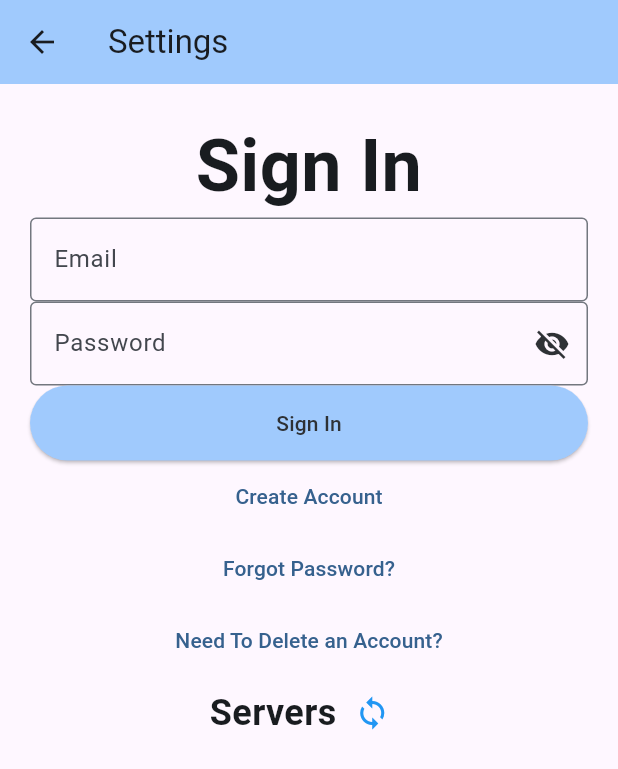
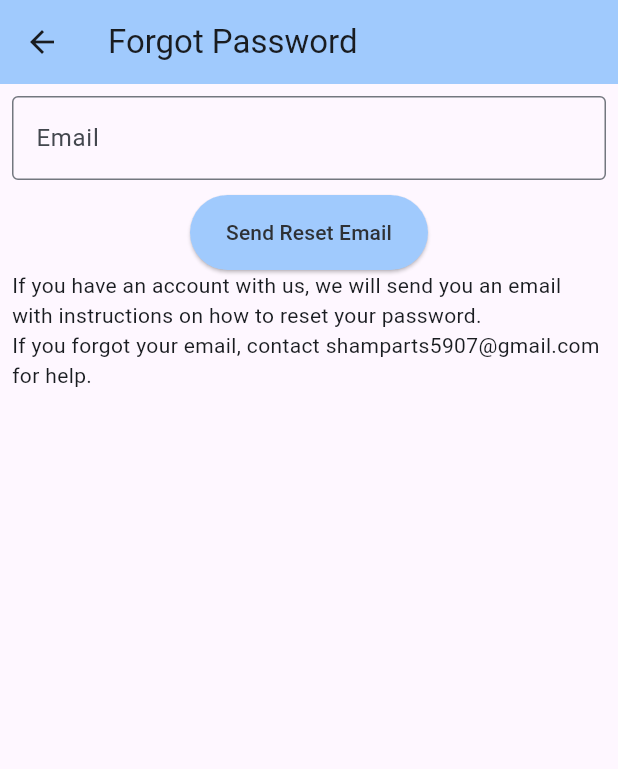
Before and after one commit to CCShambots/sham_parts, a Flutter app: the screen it shows after launch, after a tap on "Forgot Password?", on a phone screen of 412 x 824 dp. Shown: the top 769 px of the screen. Run offline on Flutter 3.47's test engine with Material 3 defaults, Android fonts, the light colour scheme and no system bars; our stand-ins replace cached_network_image, curved_labeled_navigation_bar, file_picker, fl_chart, getwidget, package_info_plus and 2 more; missing offline and left inert: pasteboard, wolt_modal_sheet; network calls fail.

Commit message:
implement reset password

```diff
--- /dev/null
+++ b/lib/account-pages/forgotPasswordPage.dart
@@ -0,0 +1,86 @@
+import 'dart:convert';
+
+import 'package:flutter/material.dart';
+import 'package:http/http.dart';
+import 'package:sham_parts/api-util/apiSession.dart';
+import 'package:sham_parts/constants.dart';
+
+class ForgotPasswordpage extends StatefulWidget {
+  const ForgotPasswordpage({super.key});
+
+  @override
+  State<ForgotPasswordpage> createState() => _ForgotPasswordpageState();
+}
+
+class _ForgotPasswordpageState extends State<ForgotPasswordpage> {
+  TextEditingController emailController = TextEditingController();
+
+  @override
+  Widget build(BuildContext context) {
+    return Scaffold(
+      appBar: AppBar(
+        title: const Text("Forgot Password"),
+        backgroundColor: Theme.of(context).colorScheme.inversePrimary,
+      ),
+      body: SizedBox(
+        width: double.infinity,
+        child: Padding(
+          padding: const EdgeInsets.all(8.0),
+          child: Column(
+            children: [
+              SizedBox(
+                width: 400,
+                child: TextField(
+                  controller: emailController,
+                  decoration: const InputDecoration(
+                    labelText: "Email",
+                    hintText: "Enter your email",
+                    border: OutlineInputBorder(),
+                  ),
+                ),
+              ),
+              const SizedBox(
+                height: 10,
+              ),
+              SizedBox(
+                height: 50,
+                child: ElevatedButton(
+                  onPressed: () async {
+                    Response response = await APISession.post(
+                        "/user/resetPasswordEmail", jsonEncode({"email": emailController.text}));
+
+                    if (response.statusCode == 200) {
+                      if (context.mounted) {
+                        APIConstants.showSuccessToast(
+                            "Reset email success",
+                            context);
+                      }
+                    } else {
+                      if (context.mounted) {
+                        APIConstants.showErrorToast(
+                            "Reset email failed: ${response.statusCode} - ${response.body}",
+                            context);
+                      }
+                    }
+                  },
+                  style: ElevatedButton.styleFrom(
+                      backgroundColor:
+                          Theme.of(context).colorScheme.inversePrimary),
+                  child: Text(
+                    "Send Reset Email",
+                    style: TextStyle(
+                        color: Theme.of(context).colorScheme.inverseSurface),
+                  ),
+                ),
+              ),
+              const Text(
+                  "If you have an account with us, we will send you an email with instructions on how to reset your password."),
+              const Text(
+                  "If you forgot your email, contact shamparts5907@gmail.com for help."),
+            ],
+          ),
+        ),
+      ),
+    );
+  }
+}
--- a/lib/account-pages/signIn.dart
+++ b/lib/account-pages/signIn.dart
@@ -1,4 +1,5 @@
 import 'package:flutter/material.dart';
+import 'package:sham_parts/account-pages/forgotPasswordPage.dart';
 import 'package:sham_parts/account-pages/serverSelect.dart';
 import 'package:sham_parts/api-util/user.dart';
 import 'package:sham_parts/constants.dart';
@@ -216,7 +217,12 @@ class SignInState extends State<SignInWidget> {
                       child: Text(
                           !creatingAccount ? "Create Account" : "Sign in")),
                   TextButton(
-                      onPressed: () {}, child: const Text("Forgot Password?")),
+                      onPressed: () {
+                        Navigator.push(
+                          context,
+                          MaterialPageRoute(builder: (context) => const ForgotPasswordpage()),
+                        );
+                      }, child: const Text("Forgot Password?")),
                   TextButton(
                       onPressed: () {
                         DeleteAccountInfoDialog(context);
```
